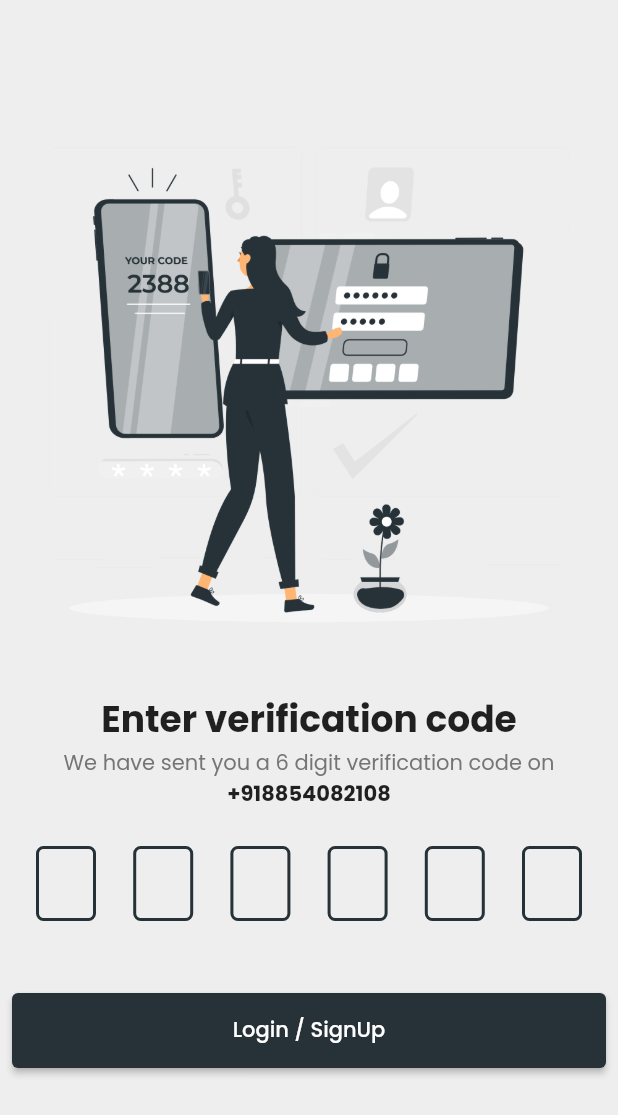
After one commit to GautamSharma05/JustRest, a Flutter app: the OTPScreen screen opened directly, on a phone screen of 412 x 824 dp. The commit adds this screen. Shown: the top 1115 px of the screen. Run offline on Flutter 3.47's test engine with Material 2 defaults, Android fonts, the phone set to English and light mode, and no system bars; drawn by our look-alikes of pin_code_fields; our stand-ins replace animated_splash_screen, carousel_slider, cloud_firestore, country_code_picker, firebase_auth, firebase_core and 2 more; accounts and stored records are empty; network calls fail.

Commit message:
Update Project

```diff
--- /dev/null
+++ b/lib/Screens/OTPSCREEN.dart
@@ -0,0 +1,58 @@
+import 'package:flutter/material.dart';
+import 'package:pin_code_fields/pin_code_fields.dart';
+
+class OTPScreen extends StatelessWidget {
+  const OTPScreen({Key? key}) : super(key: key);
+
+  @override
+  Widget build(BuildContext context) {
+    return Scaffold(
+      body: Column(
+        crossAxisAlignment: CrossAxisAlignment.center,
+        children: [
+          SizedBox(
+            height: 50,
+          ),
+          Image.asset('assets/images/otp.png'),
+          Text('Enter verification code',style: TextStyle(fontWeight: FontWeight.bold, fontSize: 24),),
+          Text('We have sent you a 6 digit verification code on',style: TextStyle(color: Colors.grey[600]),),
+          Text("+918854082108",style: TextStyle(fontWeight: FontWeight.w700),),
+          Padding(
+            padding: const EdgeInsets.all(24.0),
+            child: PinCodeTextField(
+              appContext: context,
+              length: 6,
+              onChanged: (value) {},
+              pinTheme: PinTheme(
+                  shape: PinCodeFieldShape.box,
+                  borderRadius: BorderRadius.circular(5),
+                  fieldHeight: 50,
+                  fieldWidth: 40,
+                  inactiveColor: Colors.blueGrey[900],
+                  activeColor: Colors.orange),
+              onCompleted: (value) {
+                //otp = value;
+              },
+            ),
+          ),
+          Padding(
+            padding: const EdgeInsets.all(8.0),
+            child: SizedBox(
+              width: double.infinity,
+              height: 50,
+              child: ElevatedButton(
+                onPressed: () {
+
+                },
+                child: Text('Login / SignUp'),
+                style: ElevatedButton.styleFrom(
+                  primary: Colors.blueGrey[900],
+                ),
+              ),
+            ),
+          )
+        ],
+      ),
+    );
+  }
+}
--- a/lib/main.dart
+++ b/lib/main.dart
@@ -1,6 +1,7 @@
 import 'package:firebase_core/firebase_core.dart';
 import 'package:flutter/material.dart';
 import 'package:google_fonts/google_fonts.dart';
+import 'package:justrest/Screens/OTPSCREEN.dart';
 import 'package:justrest/Wrapper.dart';
 
 
```
Also changed, not shown: lib/Screens/LoginScreen.dart (+39 -24 lines), assets/images/otp.png (added), assets/images/sendMobileOtp.png (added).
